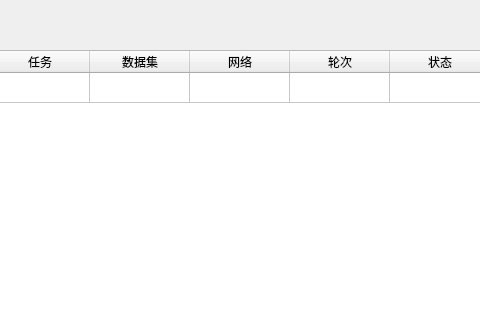
First picture: the form in ui/train_queue.ui, repository pythondever/easy_trainer, before the edit; both pictures show x 235 to 715 and y 0 to 320 of the 900 by 600 pixel window.
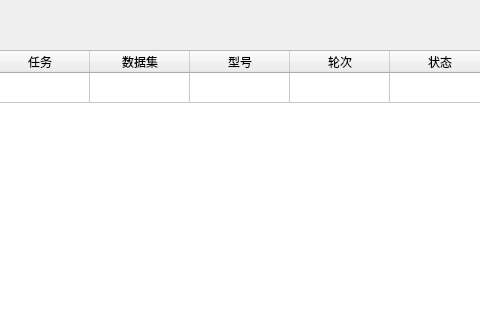
Second picture: the form after the edit.

```diff
--- a/ui/train_queue.ui
+++ b/ui/train_queue.ui
@@ -110,7 +110,7 @@
           </column>
           <column>
             <property name="text">
-              <string>网络</string>
+              <string>型号</string>
             </property>
           </column>
           <column>
```
